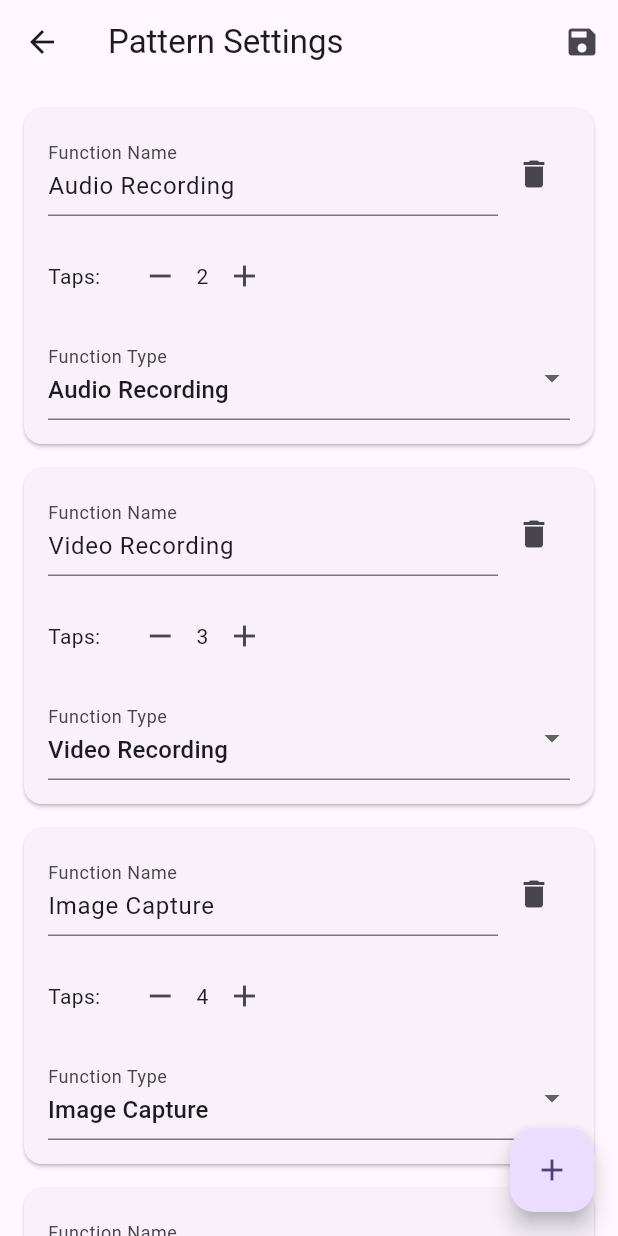
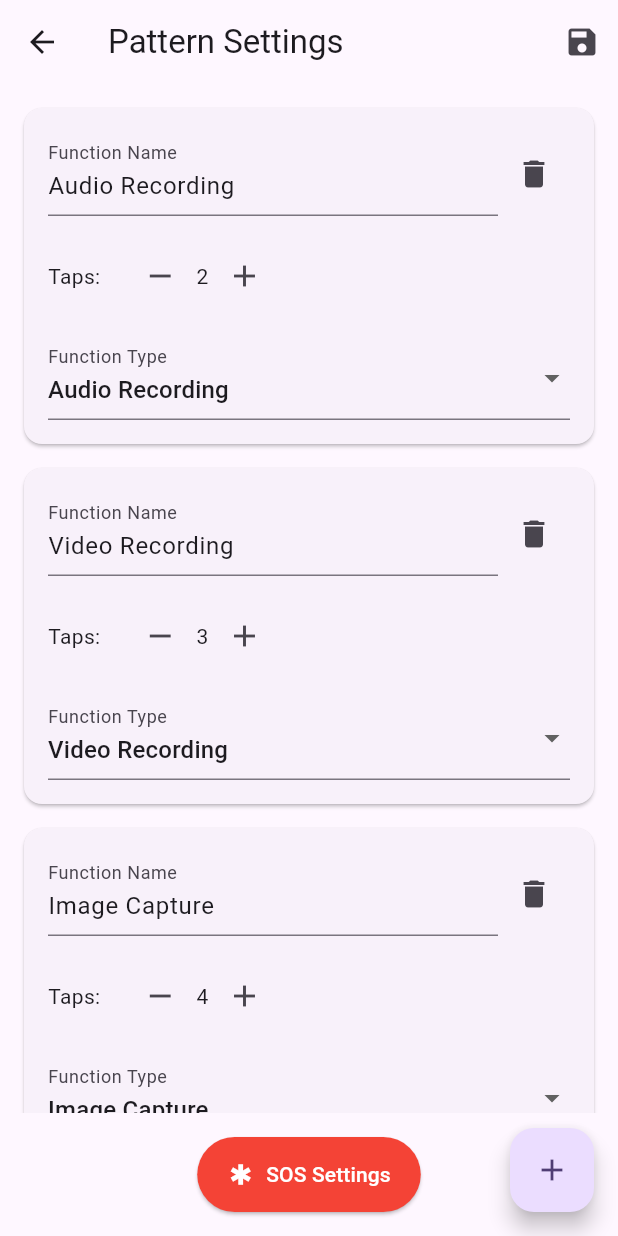
Before and after one commit to zahidhasantonmoy/PocketRecorder, a Flutter app: the PatternSettingsScreen screen opened directly, on a phone screen of 412 x 824 dp. Run offline on Flutter 3.47's test engine with Material 3 defaults, Android fonts, the phone set to English and light mode, and no system bars; our stand-ins replace camera, cross_file, flutter_secure_storage, geolocator, permission_handler, sensors_plus and 1 more; missing offline and left inert: flutter_foreground_task, flutter_sound; accounts and stored records are empty.

Commit message:
Update pattern settings screen to include SOS settings link

```diff
--- a/lib/screens/pattern_settings_screen.dart
+++ b/lib/screens/pattern_settings_screen.dart
@@ -2,6 +2,7 @@ import 'package:flutter/material.dart';
 import 'package:provider/provider.dart';
 import '../services/settings_service.dart';
 import '../models/pattern_setting.dart';
+import 'sos_settings_screen.dart';
 
 class PatternSettingsScreen extends StatefulWidget {
   const PatternSettingsScreen({super.key});
@@ -79,7 +80,10 @@ class _PatternSettingsScreenState extends State<PatternSettingsScreen> {
       ),
       body: _isLoading
           ? const Center(child: CircularProgressIndicator())
-          : ListView.builder(
+          : Column(
+              children: [
+                Expanded(
+                  child: ListView.builder(
                     padding: const EdgeInsets.all(16),
                     itemCount: _patternSettings.length,
                     itemBuilder: (context, index) {
@@ -94,6 +98,32 @@ class _PatternSettingsScreenState extends State<PatternSettingsScreen> {
                         },
                       );
                     },
+                  ),
+                ),
+                Padding(
+                  padding: const EdgeInsets.all(16.0),
+                  child: ElevatedButton.icon(
+                    onPressed: () {
+                      Navigator.push(
+                        context,
+                        MaterialPageRoute(
+                          builder: (context) => const SOSSettingsScreen(),
+                        ),
+                      );
+                    },
+                    icon: const Icon(Icons.emergency),
+                    label: const Text('SOS Settings'),
+                    style: ElevatedButton.styleFrom(
+                      backgroundColor: Colors.red,
+                      foregroundColor: Colors.white,
+                      padding: const EdgeInsets.symmetric(
+                        horizontal: 20,
+                        vertical: 15,
+                      ),
+                    ),
+                  ),
+                ),
+              ],
             ),
       floatingActionButton: FloatingActionButton(
         onPressed: _addNewPattern,
```
Lines whose indentation alone changed are shown as unchanged.
